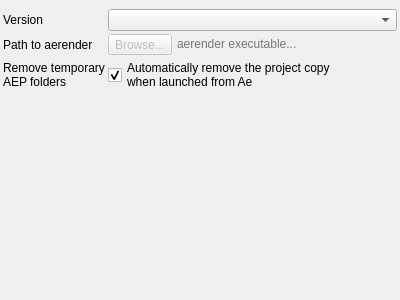
First picture: the form in src/UI/aesettingswidget.ui, repository RxLaboratory/DuME, before the edit.
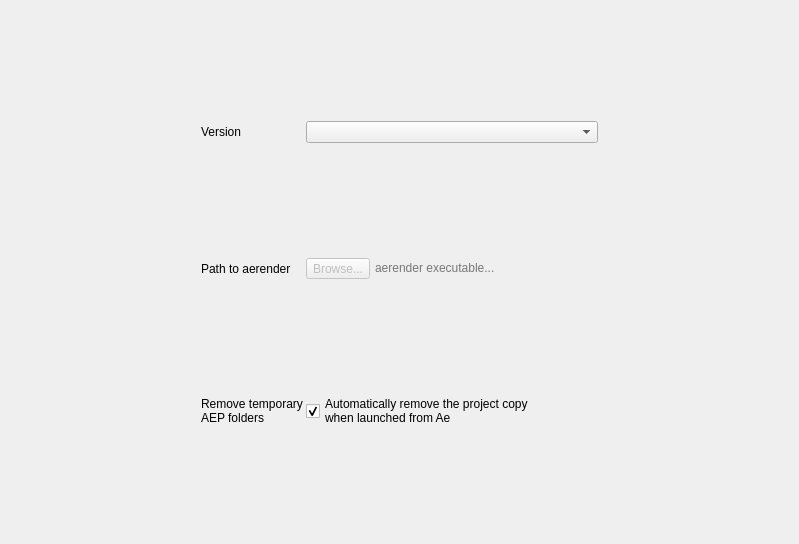
Second picture: the form after the edit. Icons and pictures are not drawn.

```diff
--- a/src/UI/aesettingswidget.ui
+++ b/src/UI/aesettingswidget.ui
@@ -6,14 +6,14 @@
    <rect>
     <x>0</x>
     <y>0</y>
-    <width>400</width>
-    <height>300</height>
+    <width>799</width>
+    <height>544</height>
    </rect>
   </property>
   <property name="windowTitle">
    <string>Form</string>
   </property>
-  <layout class="QVBoxLayout" name="verticalLayout" stretch="0,1">
+  <layout class="QHBoxLayout" name="horizontalLayout" stretch="25,50,25">
    <property name="spacing">
     <number>3</number>
    </property>
@@ -29,6 +29,19 @@
    <property name="bottomMargin">
     <number>3</number>
    </property>
+   <item>
+    <spacer name="horizontalSpacer">
+     <property name="orientation">
+      <enum>Qt::Horizontal</enum>
+     </property>
+     <property name="sizeHint" stdset="0">
+      <size>
+       <width>40</width>
+       <height>20</height>
+      </size>
+     </property>
+    </spacer>
+   </item>
    <item>
     <widget class="QWidget" name="aeWidget" native="true">
      <property name="sizePolicy">
@@ -151,14 +164,14 @@
     </widget>
    </item>
    <item>
-    <spacer name="verticalSpacer">
+    <spacer name="horizontalSpacer_2">
      <property name="orientation">
-      <enum>Qt::Vertical</enum>
+      <enum>Qt::Horizontal</enum>
      </property>
      <property name="sizeHint" stdset="0">
       <size>
-       <width>20</width>
-       <height>203</height>
+       <width>40</width>
+       <height>20</height>
       </size>
      </property>
     </spacer>
```
Left out of the diff: 2 changed lines with no effect on the pictures.
